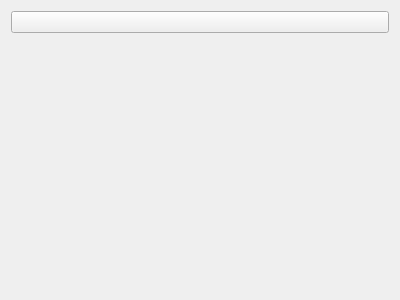
First picture: the form in gui/ui/PluginList.ui, repository wulf97/CVVEditor, before the edit.
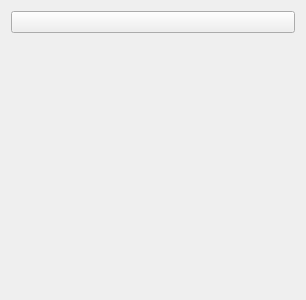
Second picture: the form after the edit. Icons and pictures are not drawn.

Diff of the .ui file:
```diff
--- a/gui/ui/PluginList.ui
+++ b/gui/ui/PluginList.ui
@@ -6,10 +6,16 @@
    <rect>
     <x>0</x>
     <y>0</y>
-    <width>400</width>
+    <width>306</width>
     <height>300</height>
    </rect>
   </property>
+  <property name="minimumSize">
+   <size>
+    <width>0</width>
+    <height>0</height>
+   </size>
+  </property>
   <property name="windowTitle">
    <string>Form</string>
   </property>
```
